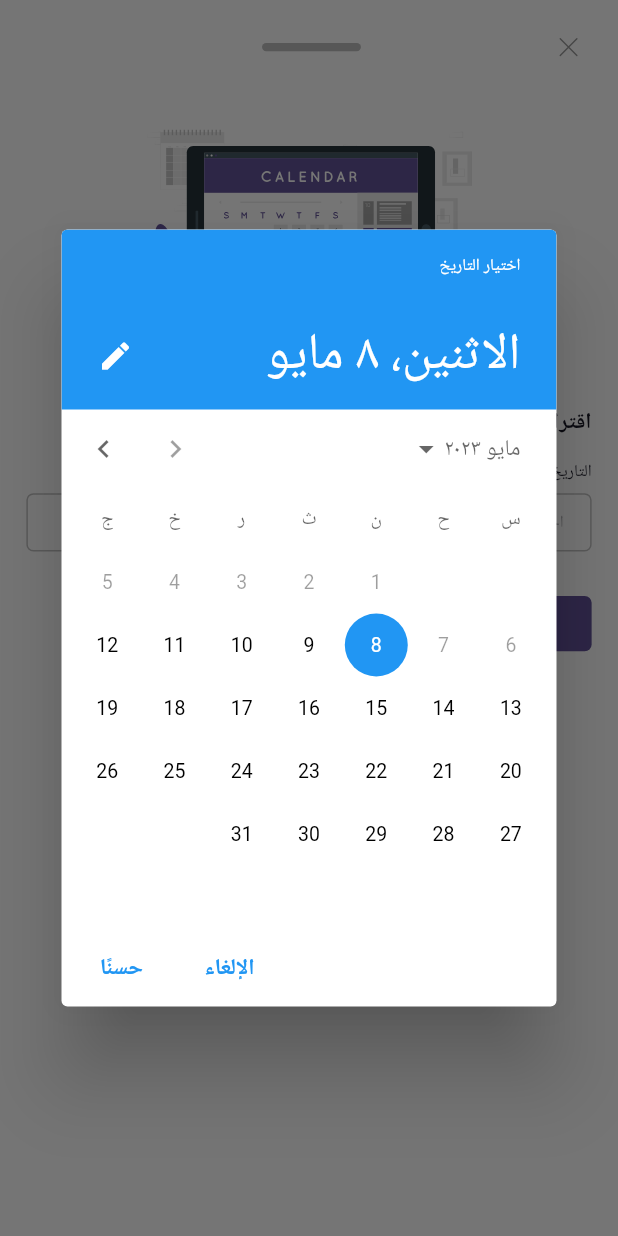
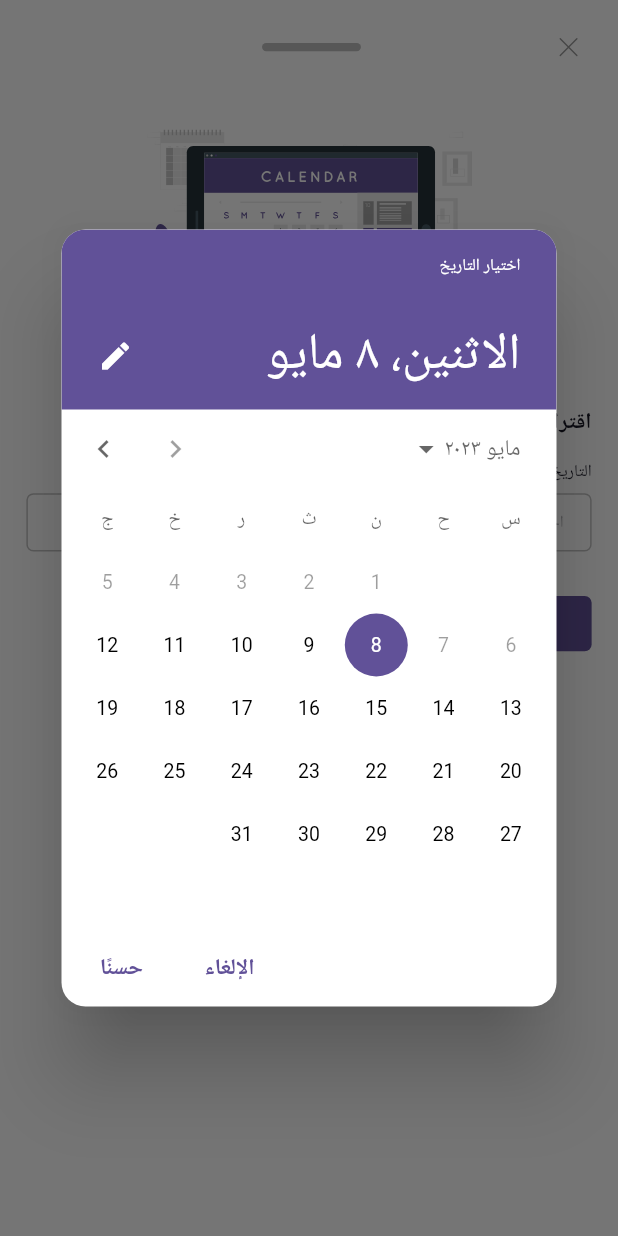
Before and after one commit to MostafaBastawy/Task_Badr, a Flutter app: the RescheduleBottomSheet widget shown alone on an empty page, opened directly, after a tap on "التاريخ", on a phone screen of 412 x 824 dp. Run offline on Flutter 3.47's test engine with Material 2 defaults, Android fonts, the light colour scheme and no system bars; our stand-ins replace easy_localization, flutter_bloc, flutter_screenutil, flutter_svg, flutter_switch, salomon_bottom_bar; generated files the repository leaves out were written again; Roboto replaces fonts that are missing (Alexandria).

Commit message:
border rad changed

```diff
--- a/lib/modules/booking_screen/widgets/reschecule_bottom_sheet.dart
+++ b/lib/modules/booking_screen/widgets/reschecule_bottom_sheet.dart
@@ -68,6 +68,18 @@ class RescheduleBottomSheet extends StatelessWidget {
                     initialDate: DateTime.now(),
                     firstDate: DateTime.now(),
                     lastDate: DateTime.utc(2050, 12, 31),
+                    builder: (BuildContext context, Widget? child) => Theme(
+                      data: Theme.of(context).copyWith(
+                        dialogTheme: const DialogTheme(
+                            shape: RoundedRectangleBorder(
+                                borderRadius:
+                                    BorderRadius.all(Radius.circular(16)))),
+                        colorScheme: const ColorScheme.light(
+                          primary: ColorsManager.f615198,
+                        ),
+                      ),
+                      child: child!,
+                    ),
                   );
                 },
                 child: SizedBox(
```
